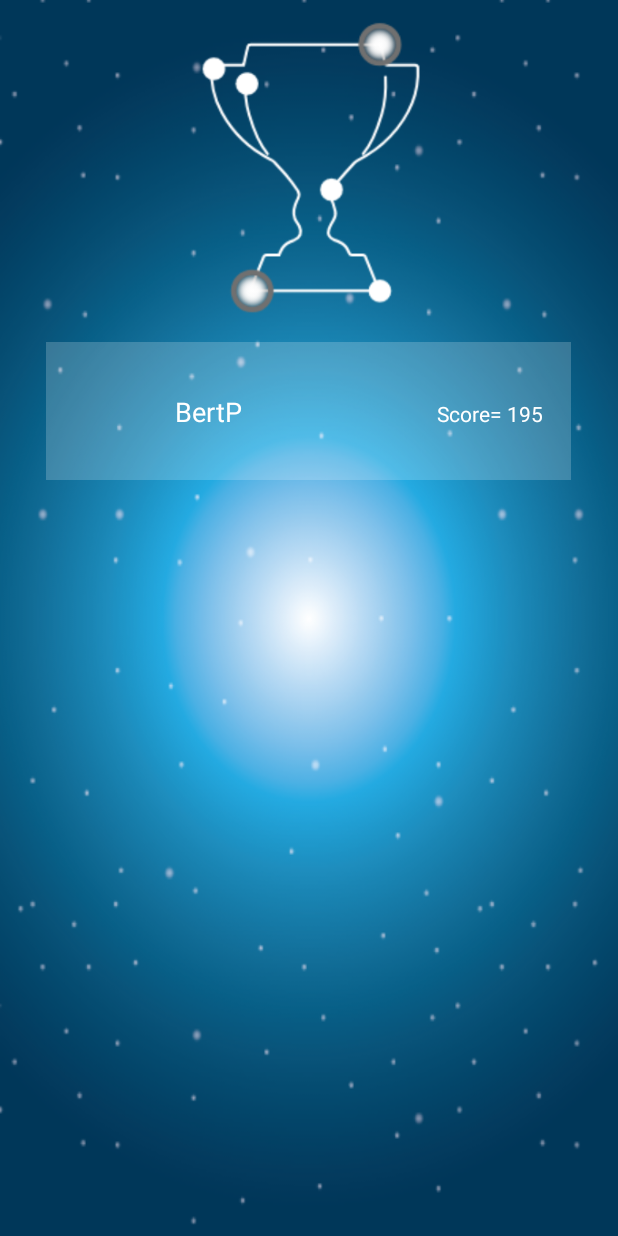
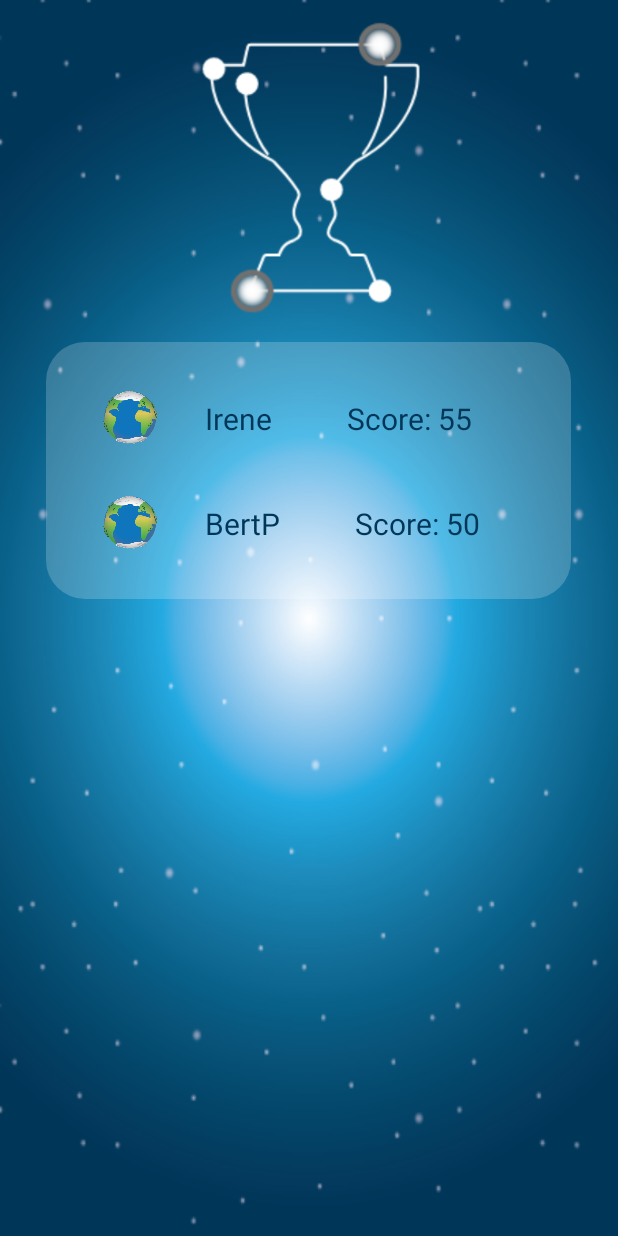
Before and after one commit to snipercool/petplanet, an Android app: the screen it shows after launch (LeaderboardActivity), after a tap on "Icon of a trophy", on a phone screen of 412 x 824 dp. Run offline under Robolectric (Android 15) with nearby library versions, the phone set to English and light mode, and no system bars; our stand-ins replace Firebase (no records; nobody signed in at launch, a user with empty details on screens opened directly); libraries missing offline, so code that uses them is left out: com.firebase.ui; 1 statement that could not run was skipped.

Commit message:
layouting and add planet screen easy made screen

```diff
--- a/app/src/main/AndroidManifest.xml
+++ b/app/src/main/AndroidManifest.xml
@@ -39,5 +39,8 @@
         <activity android:name=".Activities.PlanetinfoActivity"
             android:screenOrientation="portrait">
         </activity>
+        <activity android:name=".Activities.AddingActivity"
+            android:screenOrientation="portrait">
+        </activity>
     </application>
 </manifest>
--- a/app/src/main/java/be/example/petplanet/petplanet/Activities/MainActivity.java
+++ b/app/src/main/java/be/example/petplanet/petplanet/Activities/MainActivity.java
@@ -82,6 +82,7 @@ public class MainActivity extends AppCompatActivity {
     Button signout;
     ImageView anim;
     ImageButton planet;
+    ImageButton solar;
     ImageButton graphs;
     ImageButton qrcode;
     ImageButton leaderbord;
@@ -101,9 +102,19 @@ public class MainActivity extends AppCompatActivity {
                 FirebaseAuth.getInstance().signOut();
             }
         });
+        // go to planetinfo
+        planet = findViewById(R.id.planet);
+        planet.setOnClickListener(new View.OnClickListener() {
+            @Override
+            public void onClick(View v) {
+                Intent intent;
+                intent = new Intent(MainActivity.this, PlanetinfoActivity.class);
+                startActivity(intent);
+            }
+        });
         // go to zonnestelsel
-        planet = (ImageButton) findViewById(R.id.planet);
-        planet.setOnClickListener(new View.OnClickListener() {
+        solar = (ImageButton) findViewById(R.id.ib_sun);
+        solar.setOnClickListener(new View.OnClickListener() {
             @Override
             public void onClick(View v) {
                 Intent intent;
@@ -150,17 +161,7 @@ public class MainActivity extends AppCompatActivity {
         });
 
         //time notification
-        Date date = new Date();
-        SimpleDateFormat dateFormat = new SimpleDateFormat("HH:mm");
-        dateFormat.format(date);
-        try {
-            if (dateFormat.parse(dateFormat.format(date)).after(dateFormat.parse("18:39"))){
-                addNotification();
 
-            }
-        } catch (ParseException e) {
-            e.printStackTrace();
-        }
 
 
         // Firebase - initializeren van algemene variabelen.
--- a/app/src/main/res/anim/rotate.xml
+++ b/app/src/main/res/anim/rotate.xml
@@ -3,8 +3,7 @@
         android:toDegrees="359"
         android:pivotX="50%"
         android:pivotY="50%"
-        android:duration="30000"
-        android:repeatMode="restart"
+        android:duration="50000"
         android:repeatCount="infinite" />
 
 </set>
--- a/app/src/main/res/layout/activity_leaderboard.xml
+++ b/app/src/main/res/layout/activity_leaderboard.xml
@@ -32,37 +32,93 @@
         tools:ignore="MissingConstraints">
 
 
-        <LinearLayout
+        <RelativeLayout
             android:layout_width="match_parent"
             android:layout_height="wrap_content"
-            android:background="@color/transparent"
-            android:orientation="horizontal"
-            android:padding="16dp">
+            android:background="@drawable/whiteroundrectangle"
+            android:padding="20dp">
+
+            <LinearLayout
+                android:id="@+id/user"
+                android:layout_width="297dp"
+                android:layout_height="61dp"
+                android:layout_alignParentTop="true"
+                android:layout_centerHorizontal="true"
+                >
 
                 <ImageView
-                android:id="@+id/imageView4"
                     android:layout_width="60dp"
                     android:layout_height="60dp"
-                tools:srcCompat="@tools:sample/avatars[0]" />
+                    android:layout_alignStart="@+id/user"
+                    android:src="@drawable/planet_neutral" />
 
                 <TextView
                     android:id="@+id/username"
                     android:layout_width="wrap_content"
-                android:layout_height="wrap_content"
-                android:layout_marginLeft="10dp"
-                android:layout_marginTop="18dp"
-                android:text="BertP"
-                android:textSize="18dp" />
+                    android:layout_height="37dp"
+                    android:layout_marginTop="17dp"
+                    android:paddingStart="20dp"
+                    android:paddingEnd="20dp"
+                    android:text="Irene"
+                    android:textSize="20sp"
+                    android:textColor="@color/colorPrimaryDark"/>
 
                 <TextView
                     android:id="@+id/score"
                     android:layout_width="wrap_content"
                     android:layout_height="wrap_content"
-                android:layout_marginLeft="130dp"
-                android:layout_marginTop="18dp"
-                android:text="Score= 195" />
+                    android:layout_alignTop="@+id/user"
+                    android:layout_alignEnd="@+id/user"
+                    android:layout_marginLeft="30dp"
+                    android:layout_marginTop="17dp"
+                    android:text="Score: 55"
+                    android:textSize="20sp"
+                    android:textColor="@color/colorPrimaryDark"/>
 
             </LinearLayout>
+            <LinearLayout
+                android:id="@+id/user2"
+                android:layout_below="@id/user"
+                android:layout_width="297dp"
+                android:layout_height="61dp"
+                android:layout_alignParentTop="true"
+                android:layout_centerHorizontal="true"
+                android:layout_marginTop="70dp">
+
+                <ImageView
+                    android:layout_width="60dp"
+                    android:layout_height="60dp"
+                    android:layout_alignStart="@+id/user"
+                    android:src="@drawable/planet_neutral" />
+
+                <TextView
+                    android:id="@+id/tv_planet_level"
+                    android:layout_width="wrap_content"
+                    android:layout_height="37dp"
+                    android:layout_marginTop="17dp"
+                    android:paddingStart="20dp"
+                    android:paddingEnd="20dp"
+                    android:text="BertP"
+                    android:textSize="20sp"
+                    android:textColor="@color/colorPrimaryDark"/>
+
+                <TextView
+                    android:id="@+id/tv_planet_age"
+                    android:layout_width="wrap_content"
+                    android:layout_height="wrap_content"
+                    android:layout_alignTop="@+id/user"
+                    android:layout_alignEnd="@+id/user"
+                    android:layout_marginTop="17dp"
+                    android:layout_marginLeft="30dp"
+                    android:text="Score: 50"
+                    android:textSize="20sp"
+                    android:textColor="@color/colorPrimaryDark"/>
+
+            </LinearLayout>
+
+
+
+        </RelativeLayout>
 
     </ScrollView>
 
--- a/app/src/main/res/layout/activity_profile.xml
+++ b/app/src/main/res/layout/activity_profile.xml
@@ -68,7 +68,7 @@
 
         <ImageButton
             android:id="@+id/btn_menu_planet"
-            android:layout_width="40dp"
+            android:layout_width="30dp"
             android:layout_height="fill_parent"
             android:layout_marginStart="10dp"
             android:layout_marginEnd="20dp"
@@ -83,7 +83,7 @@
 
         <ImageButton
             android:id="@+id/btn_menu_camera"
-            android:layout_width="40dp"
+            android:layout_width="30dp"
             android:layout_height="fill_parent"
             android:layout_marginStart="20dp"
             android:layout_marginEnd="20dp"
@@ -98,7 +98,7 @@
 
         <ImageButton
             android:id="@+id/btn_menu_graphic"
-            android:layout_width="40dp"
+            android:layout_width="30dp"
             android:layout_height="fill_parent"
             android:layout_marginStart="20dp"
             android:layout_marginEnd="10dp"
--- a/app/src/main/res/values/strings.xml
+++ b/app/src/main/res/values/strings.xml
@@ -14,7 +14,7 @@
     <string name="tv_planet_title_health">Health:</string>
     <string name="tv_planet_health">51/100</string>
     <string name="tv_planet_title_members">Members:</string>
-    <string name="tv_planet_member1">John Graves</string>
+    <string name="tv_planet_member1">Bert P</string>
     <string name="tv_example_user_name">Bert P</string>
     <string name="tv_title_profile">Profile</string>
 
```
Also changed, not shown: app/src/main/java/be/example/petplanet/petplanet/Activities/AddingActivity.java (added, +28 -0 lines), app/src/main/java/be/example/petplanet/petplanet/Activities/SolarsystemActivity.java (+10 -1 lines), app/src/main/res/layout/activity_adding.xml (added, +90 -0 lines), app/src/main/res/layout/activity_planetinfo.xml (+6 -4 lines), app/src/main/res/layout/activity_solarsystem.xml (+49 -15 lines), app/src/main/res/layout/activity_stats.xml (+4 -4 lines), app/src/main/res/drawable/add.png (added), app/src/main/res/drawable/planet_neutral_add.png (added). Lines whose indentation alone changed are shown as unchanged.
